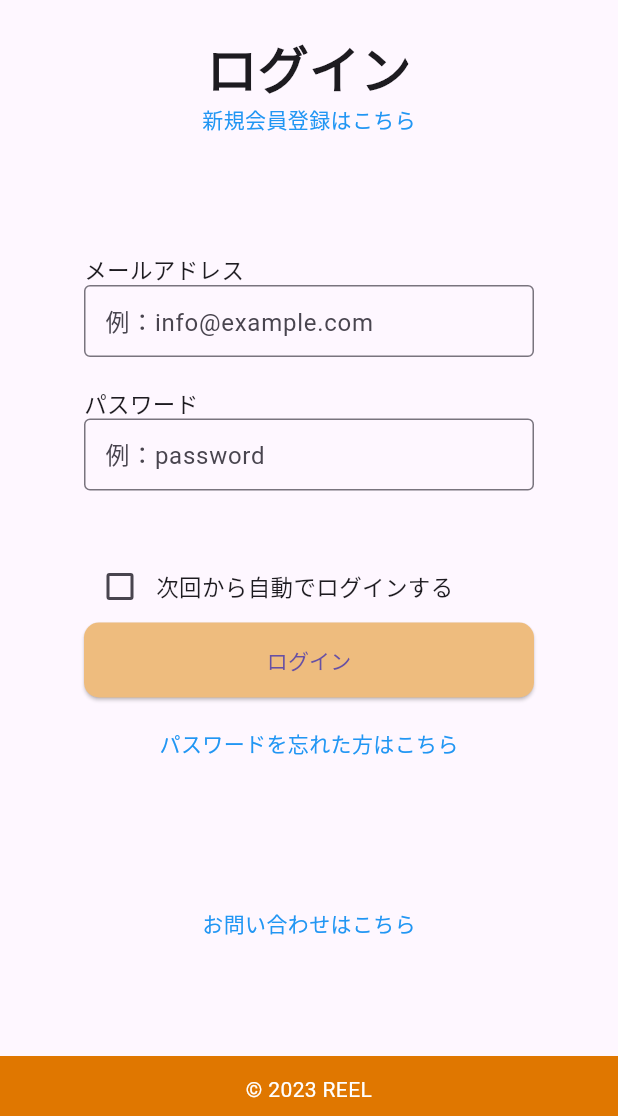
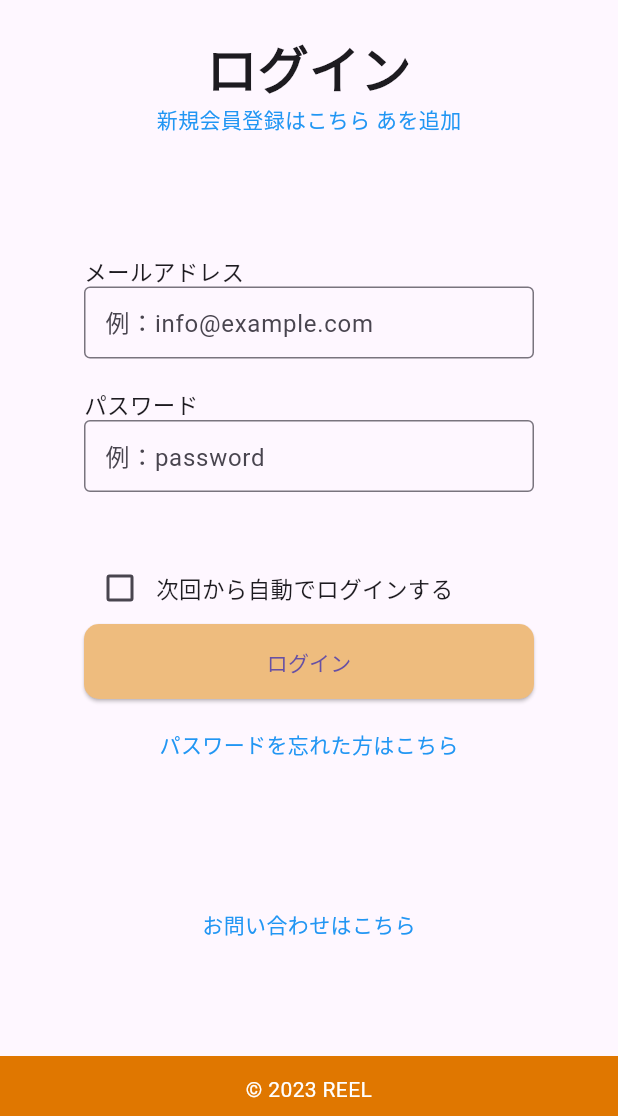
Before and after one commit to Ktomoya912/reelproject, a Flutter app: the screen it shows after launch, on a phone screen of 412 x 824 dp, the part 120-1236 px from its top. Run offline on Flutter 3.47's test engine with Material 3 defaults, Android fonts, the phone set to English and light mode, and no system bars; our stand-ins replace auto_route.

Commit message:
65行目にあを追加

```diff
--- a/lib/page/login/login_page.dart
+++ b/lib/page/login/login_page.dart
@@ -62,7 +62,7 @@ class LoginPageState extends State<LoginPage> {
                 },
                 splashColor: Colors.transparent,
                 child: const Text(
-                  '新規会員登録はこちら',
+                  '新規会員登録はこちら あを追加',
                   style: TextStyle(color: Colors.blue),
                 ),
               ),
```
